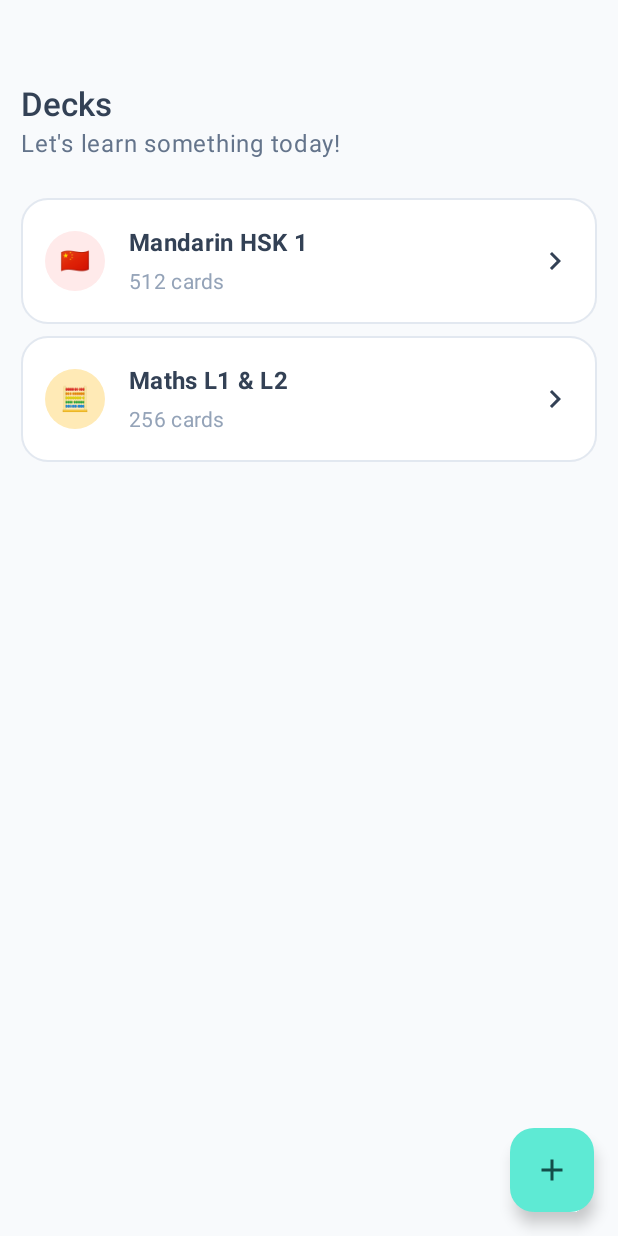
After one commit to Tr1Fecta-7/Recall, an Android app built with Jetpack Compose: the composable DecksOverview shown on its own in the app's theme, on a phone screen of 412 x 824 dp. The commit adds this screen. Run offline under Robolectric (Android 15) with nearby library versions, the phone set to English and light mode, and no system bars; libraries missing offline, so code that uses them is left out: com.ramcosta.composedestinations; 1 statement that could not run was skipped.

Commit message:
Created the decks overview page

```diff
--- a/android/app/src/main/java/nl/recall/components/deck/DeckPreview.kt
+++ b/android/app/src/main/java/nl/recall/components/deck/DeckPreview.kt
@@ -25,15 +25,16 @@ import androidx.compose.ui.text.font.FontWeight
 import androidx.compose.ui.tooling.preview.Preview
 import androidx.compose.ui.unit.dp
 import nl.recall.R
+import nl.recall.main.DeckPreviewData
 import nl.recall.theme.AndroidAppTheme
 import nl.recall.theme.AppTheme
 
 @Composable
-fun DeckPreview(title: String, cardCount: Int, backgroundColor: Color, icon: String) {
+fun DeckPreview(deck: DeckPreviewData) {
     Card(
         onClick = { /* */ },
         shape = RoundedCornerShape(18.dp),
-        border = BorderStroke(1.dp, AppTheme.neutral300),
+        border = BorderStroke(1.dp, AppTheme.neutral200),
         modifier = Modifier
             .fillMaxWidth()
     ) {
@@ -55,20 +56,20 @@ fun DeckPreview(title: String, cardCount: Int, backgroundColor: Color, icon: Str
                     modifier = Modifier
                         .size(40.dp)
                         .clip(CircleShape)
-                        .background(backgroundColor)
+                        .background(deck.backgroundColor)
                 ) {
-                    Text(icon)
+                    Text(deck.emoji)
                 }
 
                 Column(verticalArrangement = Arrangement.spacedBy(4.dp)) {
                     Text(
-                        title,
+                        deck.title,
                         color = AppTheme.neutral800,
                         style = MaterialTheme.typography.titleMedium,
                         fontWeight = FontWeight.Bold
                     )
                     Text(
-                        stringResource(id = R.string.deck_card_count).format(cardCount),
+                        stringResource(id = R.string.deck_card_count).format(deck.cardCount),
                         style = MaterialTheme.typography.bodyMedium,
                         color = AppTheme.neutral400
                     )
@@ -86,12 +87,14 @@ fun DeckPreview(title: String, cardCount: Int, backgroundColor: Color, icon: Str
 @Preview
 @Composable
 fun Preview() {
-    val title = "Mandarin HSK 1"
-    val cardCount = 512
-    val backGroundColor = Color(0xFFFFEAEA)
-    val icon = "🇨🇳"
+    val deck = DeckPreviewData(
+        title = "Mandarin HSK 1",
+        cardCount = 512,
+        backgroundColor = Color(0xFFFFEAEA),
+        emoji = "🇨🇳",
+    )
 
     AndroidAppTheme {
-        DeckPreview(title, cardCount, backGroundColor, icon)
+        DeckPreview(deck)
     }
 }
--- /dev/null
+++ b/android/app/src/main/java/nl/recall/main/DecksOverview.kt
@@ -0,0 +1,105 @@
+package nl.recall.main
+
+import androidx.compose.foundation.layout.Arrangement
+import androidx.compose.foundation.layout.Column
+import androidx.compose.foundation.layout.padding
+import androidx.compose.foundation.lazy.LazyColumn
+import androidx.compose.foundation.lazy.items
+import androidx.compose.material.icons.Icons
+import androidx.compose.material.icons.filled.Add
+import androidx.compose.material3.FloatingActionButton
+import androidx.compose.material3.Icon
+import androidx.compose.material3.MaterialTheme
+import androidx.compose.material3.Scaffold
+import androidx.compose.material3.Text
+import androidx.compose.runtime.Composable
+import androidx.compose.ui.Modifier
+import androidx.compose.ui.graphics.Color
+import androidx.compose.ui.text.font.FontWeight
+import androidx.compose.ui.tooling.preview.Preview
+import androidx.compose.ui.unit.dp
+import androidx.core.graphics.toColorInt
+import com.ramcosta.composedestinations.annotation.Destination
+import nl.recall.components.deck.DeckPreview
+import nl.recall.theme.AppTheme
+
+@Destination
+@Composable
+fun DecksOverview() {
+    val decks = listOf(
+        DeckPreviewData(
+            title = "Mandarin HSK 1",
+            cardCount = 512,
+            backgroundColor = Color("#FFEAEA".toColorInt()),
+            emoji = "🇨🇳",
+        ),
+        DeckPreviewData(
+            title = "Maths L1 & L2",
+            cardCount = 256,
+            backgroundColor = Color("#FFEAB6".toColorInt()),
+            emoji = "🧮",
+        )
+    )
+
+    Content(decks)
+}
+
+@Composable
+private fun Content(decks: List<DeckPreviewData>) {
+    Scaffold(
+        containerColor = AppTheme.neutral50,
+        floatingActionButton = {
+            FloatingActionButton(
+                onClick = { /*TODO*/ },
+                contentColor = AppTheme.primary900,
+                containerColor = AppTheme.primary300
+            ) {
+                Icon(imageVector = Icons.Default.Add, contentDescription = "Add")
+            }
+        }
+    ) { paddingValues ->
+        Column(
+            Modifier.padding(
+                top = paddingValues.calculateTopPadding() + 56.dp,
+                bottom = paddingValues.calculateBottomPadding(),
+                start = 14.dp,
+                end = 14.dp
+            )
+        ) {
+            Text(
+                text = "Decks",
+                color = AppTheme.neutral800,
+                style = MaterialTheme.typography.titleLarge,
+                fontWeight = FontWeight.Medium
+            )
+            Text(
+                text = "Let's learn something today!",
+                color = AppTheme.neutral500
+            )
+
+            LazyColumn(
+                modifier = Modifier.padding(top = 24.dp),
+                verticalArrangement = Arrangement.spacedBy(8.dp)
+            ) {
+                items(decks) { deck ->
+                    DeckPreview(deck)
+                }
+            }
+        }
+    }
+}
+
+data class DeckPreviewData(
+    val title: String,
+    val cardCount: Int,
+    val backgroundColor: Color,
+    val emoji: String
+)
+
+@Preview
+@Composable
+fun Preview() {
+    MaterialTheme {
+        DecksOverview()
+    }
+}
```
